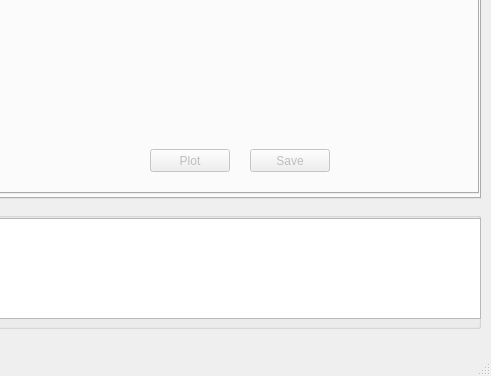
Before: the Qt Designer form ui/main_window.ui in zohannn/motion_manager, drawn with Qt 5; both pictures show x 610 to 1101 and y 321 to 697 of the 1101 by 697 pixel window.
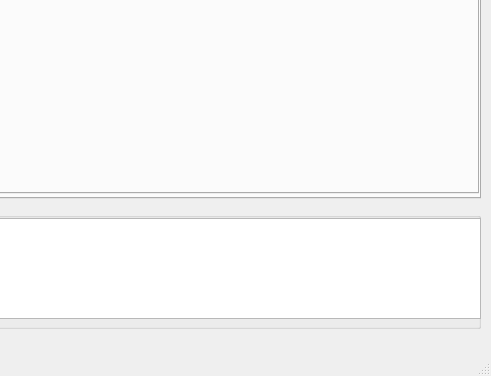
After: the same form once the commit is applied. The open tabs and pages were chosen to show the change. Icons and pictures are not drawn. Custom widgets are drawn as their Qt base class.

What changed in the file:
```diff
--- a/ui/main_window.ui
+++ b/ui/main_window.ui
@@ -1031,42 +1031,6 @@
        <attribute name="title">
         <string>Planning</string>
        </attribute>
-       <widget class="QCustomPlot" name="customPlot" native="true">
-        <property name="geometry">
-         <rect>
-          <x>470</x>
-          <y>60</y>
-          <width>471</width>
-          <height>311</height>
-         </rect>
-        </property>
-       </widget>
-       <widget class="QPushButton" name="pushButton_plot">
-        <property name="geometry">
-         <rect>
-          <x>750</x>
-          <y>400</y>
-          <width>80</width>
-          <height>23</height>
-         </rect>
-        </property>
-        <property name="text">
-         <string>Plot</string>
-        </property>
-       </widget>
-       <widget class="QPushButton" name="pushButton_save_plot">
-        <property name="geometry">
-         <rect>
-          <x>850</x>
-          <y>400</y>
-          <width>80</width>
-          <height>23</height>
-         </rect>
-        </property>
-        <property name="text">
-         <string>Save</string>
-        </property>
-       </widget>
        <widget class="QPushButton" name="pushButton_joints_results">
         <property name="geometry">
          <rect>
@@ -1246,14 +1210,6 @@
    </property>
   </action>
  </widget>
- <customwidgets>
-  <customwidget>
-   <class>QCustomPlot</class>
-   <extends>QWidget</extends>
-   <header>qcustomplot.h</header>
-   <container>1</container>
-  </customwidget>
- </customwidgets>
  <resources/>
  <connections>
   <connection>
```
